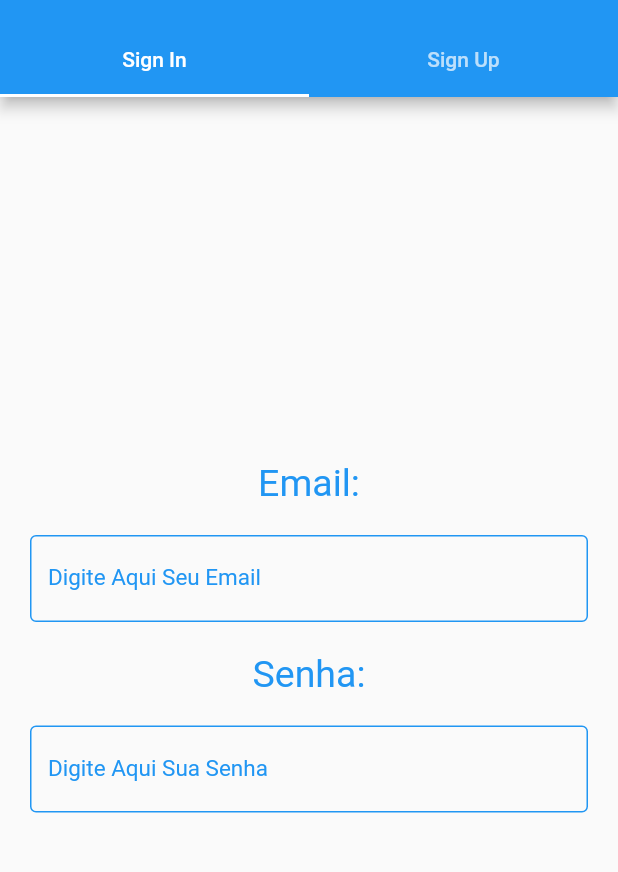
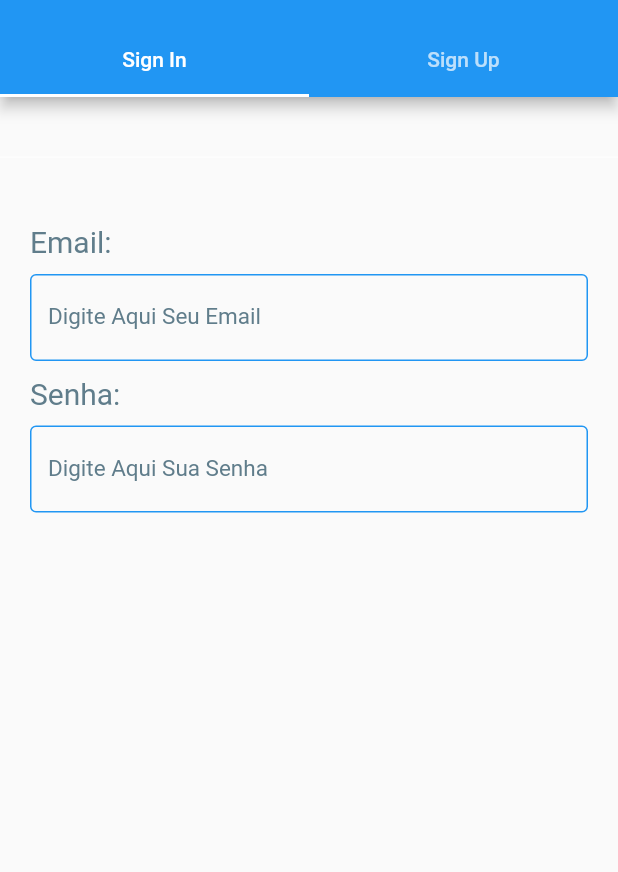
Before and after one commit to Beloin/serview, a Flutter app: the screen it shows after launch, on a phone screen of 412 x 824 dp, the part 59-931 px from its top. Run offline on Flutter 3.47's test engine with Material 2 defaults, Android fonts, the phone set to English and light mode, and no system bars.

Commit message:
Atualizando informações e cores TabBar

```diff
--- a/lib/ui/sign_page.dart
+++ b/lib/ui/sign_page.dart
@@ -1,4 +1,5 @@
 import 'package:flutter/material.dart';
+import 'package:flutter/services.dart';
 
 class SignPage extends StatefulWidget {
   @override
@@ -8,6 +9,7 @@ class SignPage extends StatefulWidget {
 class _SignPageState extends State<SignPage> {
   String _email;
   String _password;
+  double _hPadd = 20.0;
 
   @override
   Widget build(BuildContext context) {
@@ -35,42 +37,57 @@ class _SignPageState extends State<SignPage> {
               //Primeira Tab
               Tab(
                 child: Column(
-                  mainAxisAlignment: MainAxisAlignment.center,
+                  mainAxisAlignment: MainAxisAlignment.start,
+                  children: <Widget>[
+                    //Divisor apenas para aumentar o espaço entre o TabBar
+                    Divider(color: Colors.white, height: 80.0,),
+                    Row(
+                      mainAxisAlignment: MainAxisAlignment.start,
                       children: <Widget>[
                         Padding(
                           padding: EdgeInsets.symmetric(
-                          vertical: 10.0, horizontal: 20.0),
+                              horizontal: _hPadd, vertical: 5.0),
                           child: Text(
                             "Email:",
-                        style: TextStyle(color: Colors.blue, fontSize: 25.0),
-                        textAlign: TextAlign.start,
+                            style: TextStyle(
+                                color: Colors.blueGrey, fontSize: 20.0),
                           ),
+                        ),
+                      ],
                     ),
                     Padding(
                       padding: EdgeInsets.symmetric(
-                          vertical: 10.0, horizontal: 20.0),
+                          vertical: 5.0, horizontal: _hPadd),
                       child: _buildFieldText(
                           onSubmitted: _email,
                           label: "Digite Aqui Seu Email",
-                          colorText: Colors.black),
+                          colorText: Colors.black,
+                          keyboardType: TextInputType.emailAddress),
+                    ),
+                    Row(
+                      mainAxisAlignment: MainAxisAlignment.start,
+                      children: <Widget>[
+                        Padding(
+                          padding: EdgeInsets.symmetric(
+                              horizontal: _hPadd, vertical: 5.0),
+                          child: Text(
+                            "Senha:",
+                            style: TextStyle(
+                                color: Colors.blueGrey, fontSize: 20.0),
+                            textAlign: TextAlign.left,
+                          ),
+                        ),
+                      ],
                     ),
                     Padding(
                       padding: EdgeInsets.symmetric(
-                          vertical: 10.0, horizontal: 20.0),
-                      child: Text(
-                        "Senha:",
-                        style: TextStyle(color: Colors.blue, fontSize: 25.0),
-                        textAlign: TextAlign.left,
-                      ),
-                    ),
-                    Padding(
-                      padding: EdgeInsets.symmetric(
-                          vertical: 10.0, horizontal: 20.0),
+                          vertical: 5.0, horizontal: _hPadd),
                       child: _buildFieldText(
                         onSubmitted: _password,
                         label: "Digite Aqui Sua Senha",
                         colorText: Colors.black,
-                          obscureText: true),
+                        obscureText: true,
+                      ),
                     ),
                   ],
                 ),
@@ -89,13 +106,16 @@ class _SignPageState extends State<SignPage> {
       {label = "TextField",
       colorText = Colors.blue,
       fontSize = 15.0,
-      onSubmitted, obscureText = false}) {
+      onSubmitted,
+      obscureText = false,
+      keyboardType = TextInputType.text}) {
     return TextField(
       obscureText: obscureText,
+      keyboardType: keyboardType,
       decoration: InputDecoration(
           border: OutlineInputBorder(),
           labelText: label,
-          labelStyle: TextStyle(color: Colors.blue),
+          labelStyle: TextStyle(color: Colors.blueGrey),
           enabledBorder:
               OutlineInputBorder(borderSide: BorderSide(color: Colors.blue))),
       onSubmitted: (text) {
@@ -103,7 +123,6 @@ class _SignPageState extends State<SignPage> {
         print(onSubmitted);
       },
       style: TextStyle(fontSize: fontSize, color: colorText),
-      textAlign: TextAlign.left,
     );
   }
 }
```
Lines whose indentation alone changed are shown as unchanged.
